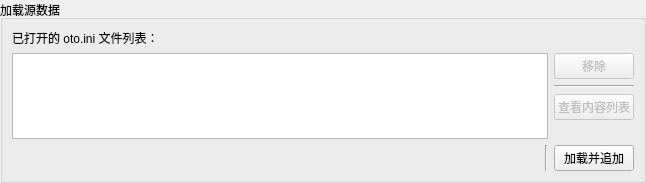
shine5402/KiraOtoToolbox, file src/utils/widgets/otofilemultipleloadwidget.ui: the form before one commit.
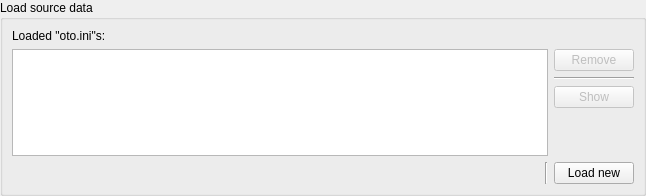
The form after the commit. Custom widgets are drawn as their Qt base class.

Patch:
```diff
--- a/src/utils/widgets/otofilemultipleloadwidget.ui
+++ b/src/utils/widgets/otofilemultipleloadwidget.ui
@@ -7,7 +7,7 @@
     <x>0</x>
     <y>0</y>
     <width>646</width>
-    <height>183</height>
+    <height>196</height>
    </rect>
   </property>
   <property name="windowTitle">
@@ -29,13 +29,13 @@
    <item row="0" column="0">
     <widget class="QGroupBox" name="groupBox">
      <property name="title">
-      <string>加载源数据</string>
+      <string>Load source data</string>
      </property>
      <layout class="QGridLayout" name="gridLayout_2">
       <item row="0" column="0">
        <widget class="QLabel" name="label">
         <property name="text">
-         <string>已打开的 oto.ini 文件列表：</string>
+         <string>Loaded &quot;oto.ini&quot;s:</string>
         </property>
        </widget>
       </item>
@@ -52,7 +52,7 @@
       <item row="2" column="2">
        <widget class="QPushButton" name="loadButton">
         <property name="text">
-         <string>加载并追加</string>
+         <string>Load new</string>
         </property>
        </widget>
       </item>
@@ -71,7 +71,7 @@
            <bool>false</bool>
           </property>
           <property name="text">
-           <string>移除</string>
+           <string>Remove</string>
           </property>
          </widget>
         </item>
@@ -88,7 +88,7 @@
            <bool>false</bool>
           </property>
           <property name="text">
-           <string>查看内容列表</string>
+           <string>Show</string>
           </property>
          </widget>
         </item>
```
Left out of the diff: 3 changed lines with no effect on the pictures.
